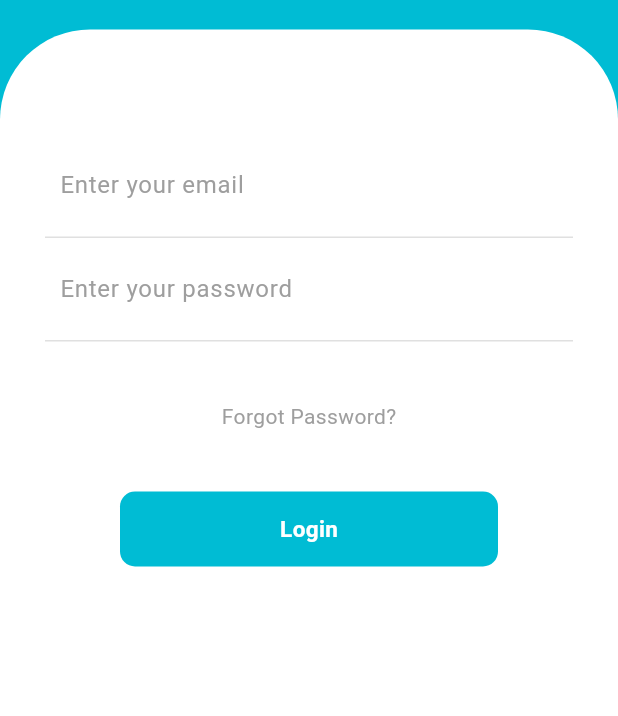
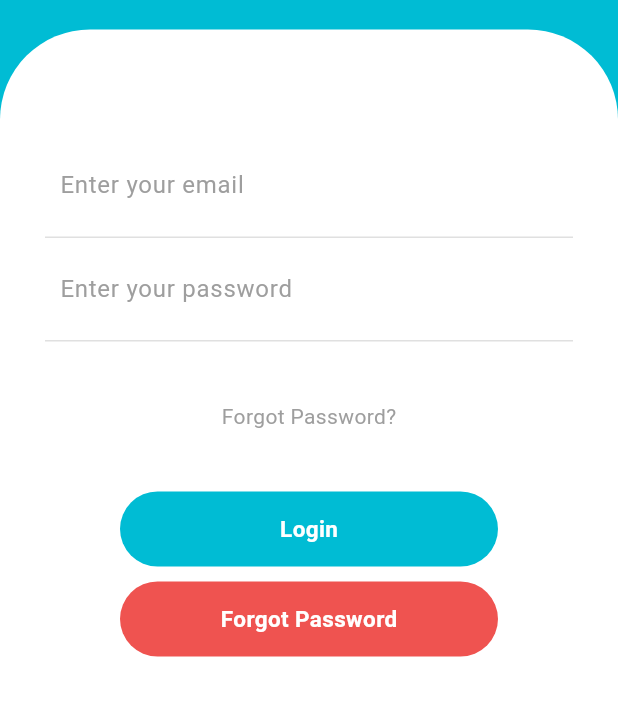
Before and after one commit to shiv9413/gkdownloader, a Flutter app: the screen it shows after launch, on a phone screen of 412 x 824 dp, the part 290-1006 px from its top. Run offline on Flutter 3.47's test engine with Material 3 defaults, Android fonts, the phone set to English and light mode, and no system bars.

Commit message:
Forgot button added

```diff
--- a/lib/Button.dart
+++ b/lib/Button.dart
@@ -9,7 +9,7 @@ class Button extends StatelessWidget{
       margin: EdgeInsets.symmetric(horizontal: 50),
       decoration: BoxDecoration(
         color: Colors.cyan[500],
-        borderRadius: BorderRadius.circular(10),
+        borderRadius: BorderRadius.circular(50),
       ),
       child: Center(
         child: Text("Login",style: TextStyle(
--- /dev/null
+++ b/lib/ForgotButton.dart
@@ -0,0 +1,22 @@
+import 'package:flutter/material.dart';
+
+class ForgotButton extends StatelessWidget {
+  @override
+  Widget build(BuildContext context){
+    return Container(
+      height: 50,
+      margin: EdgeInsets.symmetric(vertical: 10,horizontal: 50),
+      decoration: BoxDecoration(
+        color: Colors.red[400],
+        borderRadius: BorderRadius.circular(50),
+      ),
+      child: Center(
+        child: Text("Forgot Password", style: TextStyle(
+          color: Colors.white,
+          fontSize: 15,
+          fontWeight: FontWeight.bold
+        ),),
+      ),
+    );
+  }
+}
--- a/lib/InputWrapper.dart
+++ b/lib/InputWrapper.dart
@@ -2,6 +2,7 @@ import 'package:flutter/material.dart';
 
 import 'Button.dart';
 import 'InputField.dart';
+import 'ForgotButton.dart';
 
 class InputWrapper extends StatelessWidget {
   @override
@@ -24,7 +25,8 @@ class InputWrapper extends StatelessWidget {
             style: TextStyle(color: Colors.grey),
           ),
           SizedBox(height: 40,),
-          Button()
+          Button(),
+          ForgotButton()
         ],
       ),
     );
```
